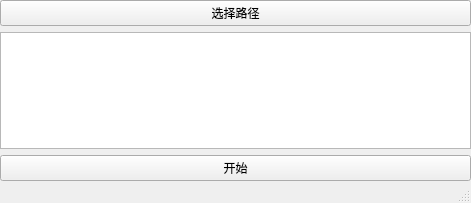
Oops404/bcm, file cm.ui: the form before one commit.
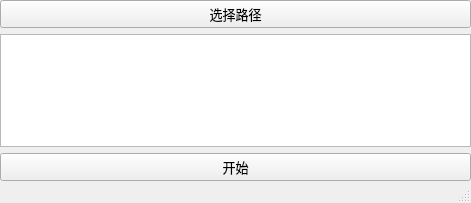
The form after the commit.

Patch:
```diff
--- a/cm.ui
+++ b/cm.ui
@@ -26,6 +26,12 @@
     <layout class="QVBoxLayout" name="verticalLayout">
      <item>
       <widget class="QPushButton" name="path_select_btn">
+       <property name="font">
+        <font>
+         <family>微软雅黑 Light</family>
+         <pointsize>10</pointsize>
+        </font>
+       </property>
        <property name="text">
         <string>选择路径</string>
        </property>
@@ -36,6 +42,12 @@
      </item>
      <item>
       <widget class="QPushButton" name="start_btn">
+       <property name="font">
+        <font>
+         <family>微软雅黑 Light</family>
+         <pointsize>10</pointsize>
+        </font>
+       </property>
        <property name="text">
         <string>开始</string>
        </property>
```
